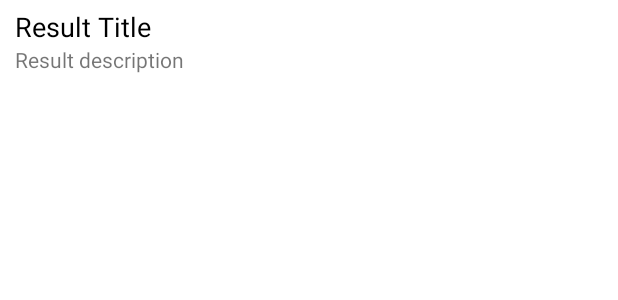
After one commit to cuhacking/atlas, an Android app: the layout item_search_result.xml on its own in the app's theme, with its tools: preview values and no code run, on a phone screen of 412 x 824 dp. The commit adds this screen. Shown: the top 300 px of the screen. Run offline under Robolectric (Android 15) with nearby library versions, the phone set to English and light mode, and no system bars.

Commit message:
Android Search UI (#51)
* Update DatabaseTest to fix failing tests

* Implement Search Feature (draft)

* Add sample data for testing

* Changes from review

* Changes from review 2

```diff
--- a/android/build.gradle.kts
+++ b/android/build.gradle.kts
@@ -49,6 +49,8 @@ dependencies {
     implementation(deps.androidx.appCompat)
     implementation(deps.material)
     implementation(deps.androidx.constraintLayout)
+    implementation(deps.androidx.lifeCycle)
+
     testImplementation(deps.junit)
     androidTestImplementation(deps.androidx.junit)
     androidTestImplementation(deps.androidx.espresso)
--- /dev/null
+++ b/android/src/main/res/layout/item_search_result.xml
@@ -0,0 +1,36 @@
+<?xml version="1.0" encoding="utf-8"?>
+<androidx.constraintlayout.widget.ConstraintLayout xmlns:android="http://schemas.android.com/apk/res/android"
+    xmlns:app="http://schemas.android.com/apk/res-auto"
+    android:id="@+id/search_item"
+    android:layout_width="match_parent"
+    android:layout_height="60dp"
+    android:clickable="true"
+    android:focusable="true"
+    android:background="?android:attr/selectableItemBackground">
+
+    <TextView
+        android:id="@+id/result"
+        android:layout_width="wrap_content"
+        android:layout_height="wrap_content"
+        android:layout_marginStart="10dp"
+        android:layout_marginTop="10dp"
+        android:text="Result Title"
+        android:textAppearance="@style/TextAppearance.AppCompat.Medium"
+        android:textColor="#000000"
+        app:layout_constraintStart_toStartOf="parent"
+        app:layout_constraintTop_toTopOf="parent"
+        app:layout_constraintBottom_toTopOf="@id/description"/>
+
+    <TextView
+        android:id="@+id/description"
+        android:layout_width="wrap_content"
+        android:layout_height="wrap_content"
+        android:text="Result description"
+        android:layout_marginBottom="15dp"
+        app:layout_constraintBottom_toBottomOf="parent"
+        app:layout_constraintEnd_toEndOf="@+id/result"
+        app:layout_constraintHorizontal_bias="0.0"
+        app:layout_constraintStart_toStartOf="@id/result"
+        app:layout_constraintTop_toBottomOf="@id/result" />
+
+</androidx.constraintlayout.widget.ConstraintLayout>
--- a/buildSrc/src/main/kotlin/Deps.kt
+++ b/buildSrc/src/main/kotlin/Deps.kt
@@ -13,9 +13,10 @@ object deps {
     }
 
     object androidx {
-        const val core = "androidx.core:core-ktx:1.3.0"
+        const val core = "androidx.core:core-ktx:1.3.2"
         const val appCompat = "androidx.appcompat:appcompat:1.1.0"
         const val constraintLayout = "androidx.constraintlayout:constraintlayout:1.1.3"
+        const val lifeCycle = "androidx.lifecycle:lifecycle-runtime-ktx:2.2.0-alpha01"
 
         const val junit = "androidx.test.ext:junit:1.1.1"
         const val espresso = "androidx.test.espresso:espresso-core:3.2.0"
--- /dev/null
+++ b/common/src/commonMain/kotlin/com/cuhacking/atlas/common/SearchResult.kt
@@ -0,0 +1,3 @@
+package com.cuhacking.atlas.common
+
+data class SearchResult(val name: String, val description: String)
```
Also changed, not shown: android/src/main/java/com/cuhacking/atlas/MainActivity.kt (+44 -2 lines), android/src/main/java/com/cuhacking/atlas/search/SearchResultsAdapter.kt (added, +46 -0 lines), android/src/main/res/drawable/rounded_corners.xml (added, +9 -0 lines), android/src/main/res/layout/activity_main.xml (+30 -0 lines), common/src/commonMain/kotlin/com/cuhacking/atlas/common/SearchViewModel.kt (added, +23 -0 lines), common/src/commonMain/kotlin/com/cuhacking/atlas/db/SharedDatabase.kt (+25 -3 lines), 1 other file.
